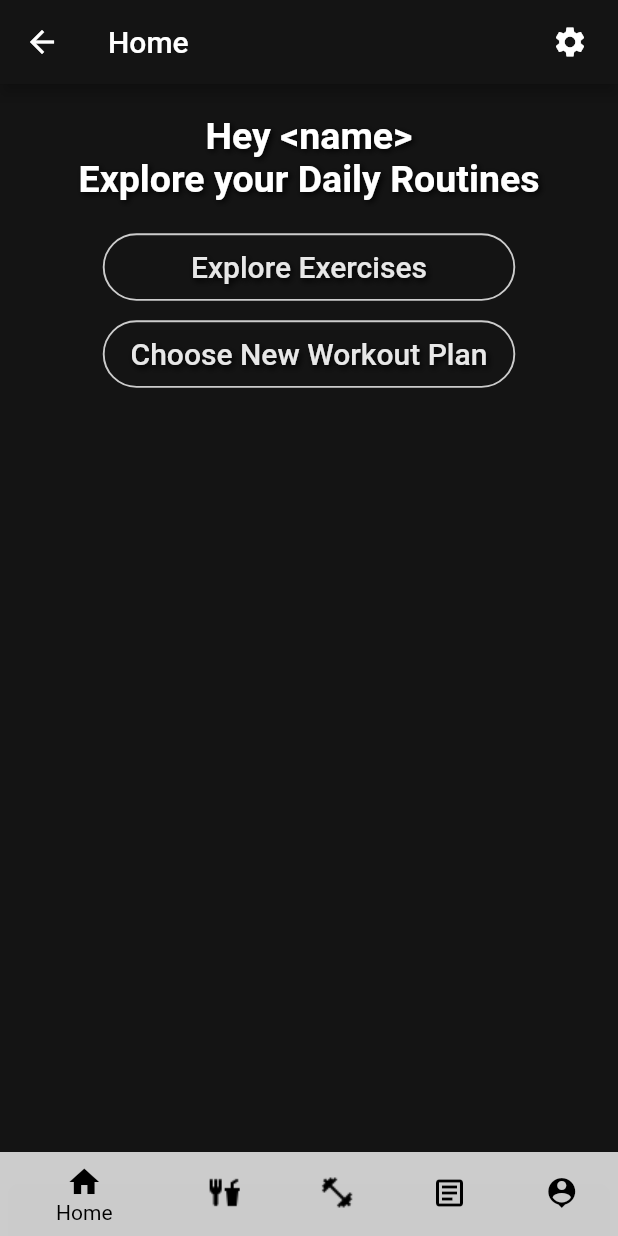
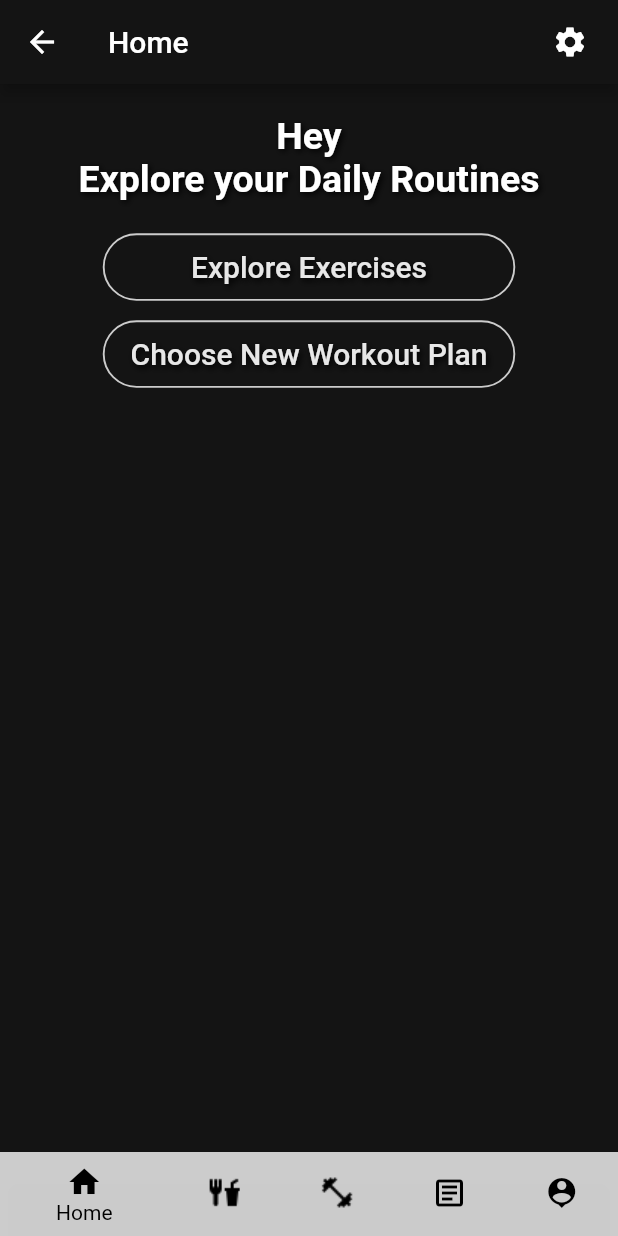
Before and after one commit to samuzaffar99/WorkoutTracker, a Flutter app: the Home screen opened directly, on a phone screen of 412 x 824 dp. Run offline on Flutter 3.47's test engine with Material 2 defaults, Android fonts, the phone set to English and light mode, and no system bars; our stand-ins replace dio, mask_text_input_formatter, pie_chart; missing offline and left inert: flutter_launcher_icons, mongo_dart; accounts and stored records are empty.

Commit message:
home name appearing fixed

```diff
--- a/idk/workout_tracker_app/lib/pages/ui_home.dart
+++ b/idk/workout_tracker_app/lib/pages/ui_home.dart
@@ -3,6 +3,8 @@ import 'package:workout_tracker_app/pages/ui_profile.dart';
 import 'package:workout_tracker_app/pages/log.dart';
 import 'package:workout_tracker_app/pages/ui_workout.dart';
 import 'package:workout_tracker_app/pages/ui_diet.dart';
+import 'package:workout_tracker_app/pages/ui_signin.dart';
+//import '../src/model.dart';
 
 class Home extends StatefulWidget {
   @override
@@ -10,6 +12,7 @@ class Home extends StatefulWidget {
 }
 
 class _HomeState extends State<Home> {
+  //Driver driver;
   int index = 0;
   @override
   Widget build(BuildContext context) {
@@ -24,11 +27,8 @@ class _HomeState extends State<Home> {
                 padding: EdgeInsets.only(right: 20.0),
                 child: GestureDetector(
                   onTap: () {},
-                  child: Icon(
-                      Icons.settings
-                  ),
-                )
-            ),
+                  child: Icon(Icons.settings),
+                )),
           ],
         ),
         bottomNavigationBar: Theme(
@@ -41,7 +41,7 @@ class _HomeState extends State<Home> {
           children: [
             SizedBox(height: 20),
             Text(
-              'Hey <name>\nExplore your Daily Routines',
+              'Hey $username \nExplore your Daily Routines',
               textAlign: TextAlign.center,
               style: TextStyle(
                 fontSize: 25,
@@ -167,15 +167,13 @@ class NavigationBar extends StatefulWidget {
 }
 
 class _NavigationBarState extends State<NavigationBar> {
-
-
   @override
   Widget build(BuildContext context) {
     return BottomNavigationBar(
       currentIndex: widget.index,
       onTap: (int i) {
         setState(
-              () {
+          () {
             widget.index = i;
             if (widget.index == 0) {
               Navigator.pop(context);
--- a/idk/workout_tracker_app/lib/pages/ui_signin.dart
+++ b/idk/workout_tracker_app/lib/pages/ui_signin.dart
@@ -11,8 +11,10 @@ class SignIn extends StatefulWidget {
   _SignInState createState() => _SignInState();
 }
 
+String username;
+
 class _SignInState extends State<SignIn> {
-  String username;
+  // String username;
   String password;
   bool check = null;
   var _formKey = GlobalKey<FormState>();
```
